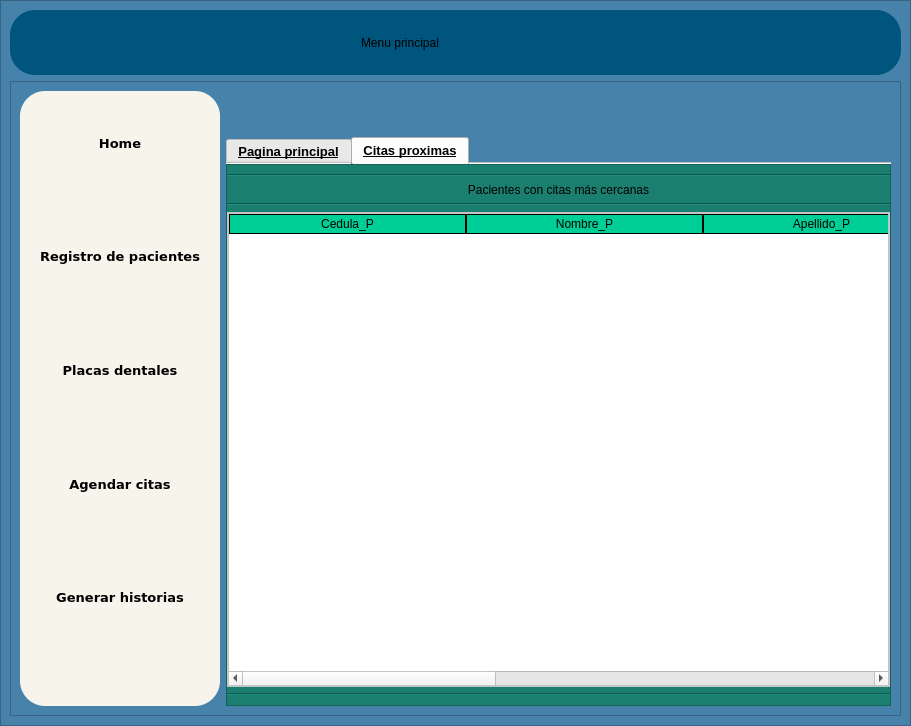
This is interfaces/menu.ui in Reinaldito04/App-Consultas-y-Historias-Medicas as Qt 5 draws it before an edit. The edited form follows.
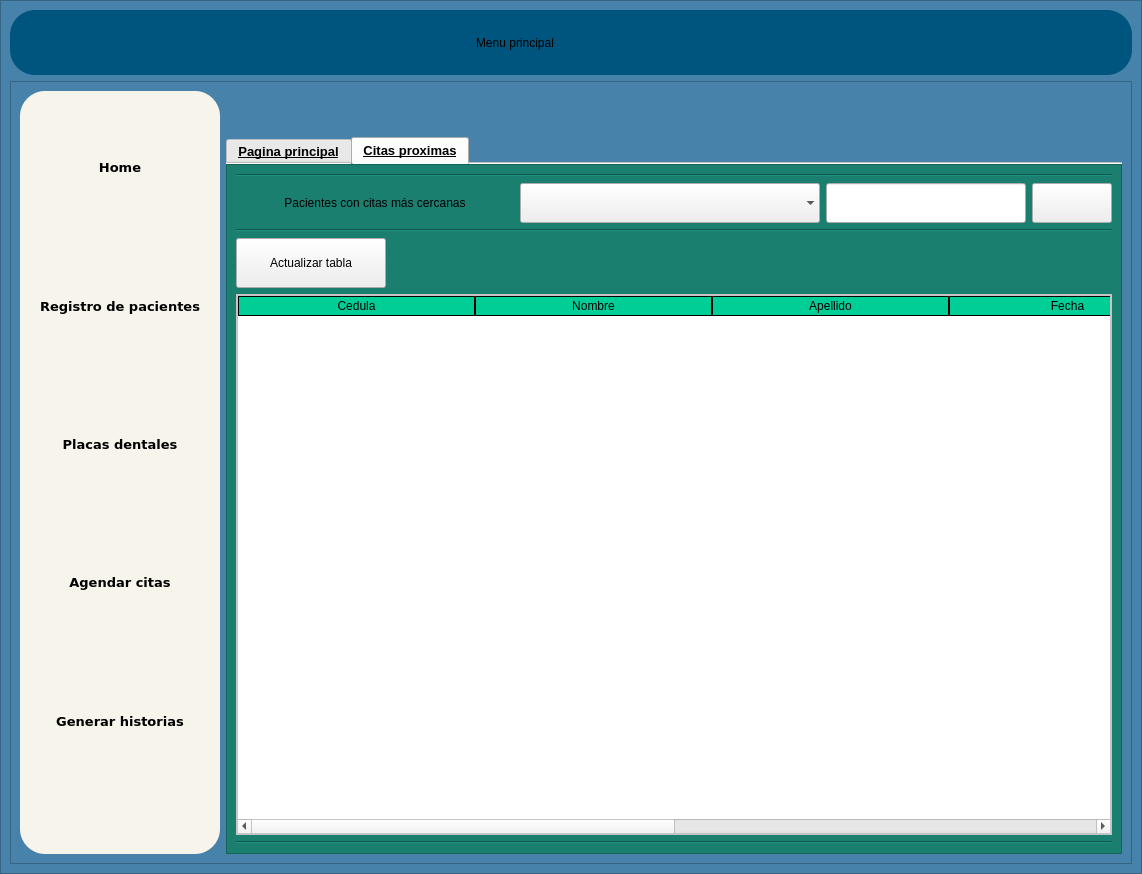
This is the edited form. The open tabs and pages were chosen to show the change. Icons and pictures are not drawn.

Commit message: Tabla de citas en el menu (funcional con tood y ID de usuario)

Patch:
```diff
--- a/interfaces/menu.ui
+++ b/interfaces/menu.ui
@@ -6,8 +6,8 @@
    <rect>
     <x>0</x>
     <y>0</y>
-    <width>911</width>
-    <height>726</height>
+    <width>1142</width>
+    <height>874</height>
    </rect>
   </property>
   <property name="windowTitle">
@@ -993,14 +993,8 @@
                    <enum>QFrame::Raised</enum>
                   </property>
                   <layout class="QVBoxLayout" name="verticalLayout_13">
-                   <property name="leftMargin">
-                    <number>0</number>
-                   </property>
-                   <property name="rightMargin">
-                    <number>0</number>
-                   </property>
                    <item>
-                    <widget class="Line" name="line_3">
+                    <widget class="Line" name="line_5">
                      <property name="orientation">
                       <enum>Qt::Horizontal</enum>
                      </property>
@@ -1018,15 +1012,155 @@
                        </property>
                       </widget>
                      </item>
+                     <item>
+                      <widget class="QComboBox" name="filtro">
+                       <property name="minimumSize">
+                        <size>
+                         <width>300</width>
+                         <height>40</height>
+                        </size>
+                       </property>
+                       <property name="maximumSize">
+                        <size>
+                         <width>300</width>
+                         <height>40</height>
+                        </size>
+                       </property>
+                       <property name="font">
+                        <font>
+                         <pointsize>10</pointsize>
+                         <weight>75</weight>
+                         <bold>true</bold>
+                        </font>
+                       </property>
+                       <property name="autoFillBackground">
+                        <bool>false</bool>
+                       </property>
+                       <property name="styleSheet">
+                        <string notr="true"/>
+                       </property>
+                       <property name="frame">
+                        <bool>false</bool>
+                       </property>
+                      </widget>
+                     </item>
+                     <item>
+                      <widget class="QLineEdit" name="in_buscar">
+                       <property name="minimumSize">
+                        <size>
+                         <width>200</width>
+                         <height>40</height>
+                        </size>
+                       </property>
+                       <property name="maximumSize">
+                        <size>
+                         <width>200</width>
+                         <height>40</height>
+                        </size>
+                       </property>
+                       <property name="inputMask">
+                        <string/>
+                       </property>
+                       <property name="text">
+                        <string/>
+                       </property>
+                       <property name="maxLength">
+                        <number>20</number>
+                       </property>
+                       <property name="placeholderText">
+                        <string/>
+                       </property>
+                      </widget>
+                     </item>
+                     <item>
+                      <widget class="QPushButton" name="bt_buscar">
+                       <property name="minimumSize">
+                        <size>
+                         <width>80</width>
+                         <height>40</height>
+                        </size>
+                       </property>
+                       <property name="maximumSize">
+                        <size>
+                         <width>80</width>
+                         <height>40</height>
+                        </size>
+                       </property>
+                       <property name="text">
+                        <string/>
+                       </property>
+                       <property name="icon">
+                        <iconset>
+                         <normaloff>ELEMENTOS GRAFICOS/buscar.png</normaloff>ELEMENTOS GRAFICOS/buscar.png</iconset>
+                       </property>
+                       <property name="iconSize">
+                        <size>
+                         <width>30</width>
+                         <height>30</height>
+                        </size>
+                       </property>
+                      </widget>
+                     </item>
                     </layout>
                    </item>
                    <item>
-                    <widget class="Line" name="line_5">
+                    <widget class="Line" name="line_3">
                      <property name="orientation">
                       <enum>Qt::Horizontal</enum>
                      </property>
                     </widget>
                    </item>
+                   <item>
+                    <layout class="QHBoxLayout" name="horizontalLayout_7">
+                     <item>
+                      <widget class="QPushButton" name="bt_act">
+                       <property name="minimumSize">
+                        <size>
+                         <width>150</width>
+                         <height>50</height>
+                        </size>
+                       </property>
+                       <property name="maximumSize">
+                        <size>
+                         <width>150</width>
+                         <height>50</height>
+                        </size>
+                       </property>
+                       <property name="font">
+                        <font>
+                         <pointsize>9</pointsize>
+                        </font>
+                       </property>
+                       <property name="text">
+                        <string>Actualizar tabla</string>
+                       </property>
+                       <property name="icon">
+                        <iconset>
+                         <normaloff>ELEMENTOS GRAFICOS/actualizar.png</normaloff>ELEMENTOS GRAFICOS/actualizar.png</iconset>
+                       </property>
+                       <property name="iconSize">
+                        <size>
+                         <width>30</width>
+                         <height>30</height>
+                        </size>
+                       </property>
+                      </widget>
+                     </item>
+                     <item>
+                      <spacer name="horizontalSpacer_5">
+                       <property name="orientation">
+                        <enum>Qt::Horizontal</enum>
+                       </property>
+                       <property name="sizeHint" stdset="0">
+                        <size>
+                         <width>40</width>
+                         <height>20</height>
+                        </size>
+                       </property>
+                      </spacer>
+                     </item>
+                    </layout>
+                   </item>
                    <item>
                     <widget class="QFrame" name="frame_tabla">
                      <property name="styleSheet">
@@ -1075,17 +1209,17 @@
                         </attribute>
                         <column>
                          <property name="text">
-                          <string>Cedula_P</string>
+                          <string>Cedula</string>
                          </property>
                         </column>
                         <column>
                          <property name="text">
-                          <string>Nombre_P</string>
+                          <string>Nombre</string>
                          </property>
                         </column>
                         <column>
                          <property name="text">
-                          <string>Apellido_P</string>
+                          <string>Apellido</string>
                          </property>
                         </column>
                         <column>
@@ -1098,6 +1232,11 @@
                           <string>Hora</string>
                          </property>
                         </column>
+                        <column>
+                         <property name="text">
+                          <string>Estatus de cita</string>
+                         </property>
+                        </column>
                        </widget>
                       </item>
                      </layout>
```
Left out of the diff: 2 changed lines with no effect on the pictures. The commit also changes 4 other files.
